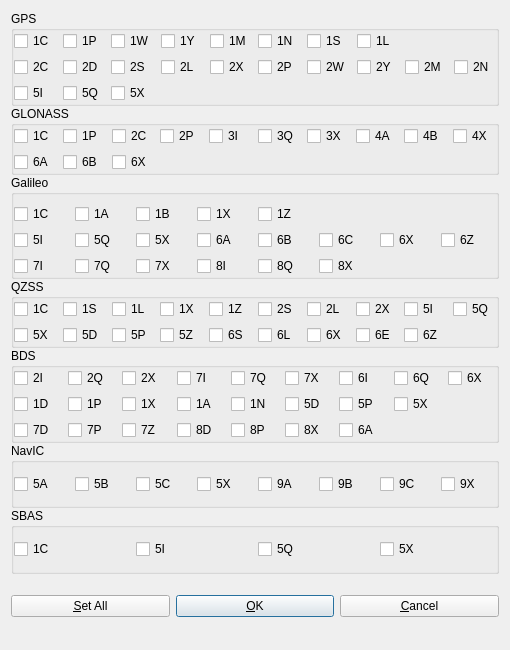
First picture: the form in app/qtapp/rtkconv_qt/codeopt.ui, repository lhuisman/myRTKLIB, before the edit.
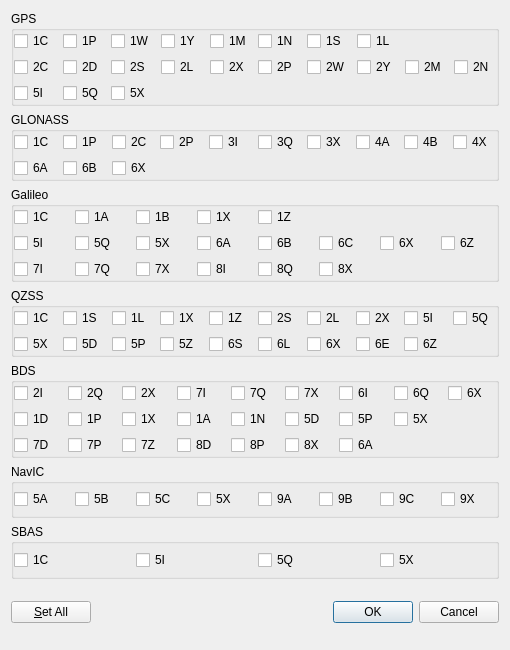
Second picture: the form after the edit.

```diff
--- a/app/qtapp/rtkconv_qt/codeopt.ui
+++ b/app/qtapp/rtkconv_qt/codeopt.ui
@@ -17,9 +17,6 @@
    <string/>
   </property>
   <layout class="QVBoxLayout" name="verticalLayout">
-   <property name="spacing">
-    <number>0</number>
-   </property>
    <item>
     <widget class="QGroupBox" name="groupBox1">
      <property name="toolTip">
@@ -522,6 +519,9 @@
       <property name="leftMargin">
        <number>0</number>
       </property>
+      <property name="topMargin">
+       <number>0</number>
+      </property>
       <property name="rightMargin">
        <number>0</number>
       </property>
@@ -1555,9 +1555,6 @@
       </property>
       <item>
        <widget class="QPushButton" name="btnSetAll">
-        <property name="enabled">
-         <bool>true</bool>
-        </property>
         <property name="toolTip">
          <string/>
         </property>
@@ -1567,34 +1564,9 @@
        </widget>
       </item>
       <item>
-       <widget class="QPushButton" name="btnOk">
-        <property name="enabled">
-         <bool>true</bool>
-        </property>
-        <property name="toolTip">
-         <string/>
-        </property>
-        <property name="text">
-         <string>&amp;OK</string>
-        </property>
-        <property name="autoDefault">
-         <bool>true</bool>
-        </property>
-        <property name="default">
-         <bool>true</bool>
-        </property>
-       </widget>
-      </item>
-      <item>
-       <widget class="QPushButton" name="btnCancel">
-        <property name="enabled">
-         <bool>true</bool>
-        </property>
-        <property name="toolTip">
-         <string/>
-        </property>
-        <property name="text">
-         <string>&amp;Cancel</string>
+       <widget class="QDialogButtonBox" name="buttonBox">
+        <property name="standardButtons">
+         <set>QDialogButtonBox::Cancel|QDialogButtonBox::Ok</set>
         </property>
        </widget>
       </item>
```
Left out of the diff: 21 changed lines with no effect on the pictures.
